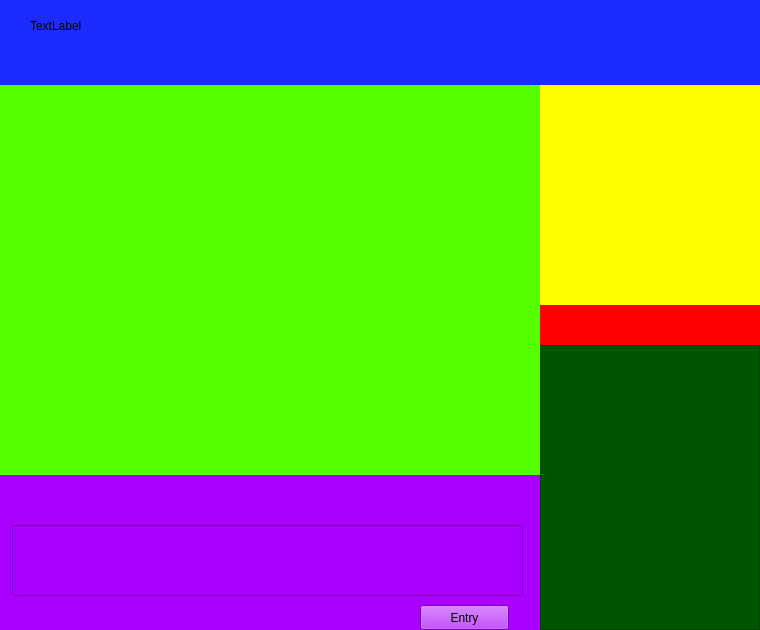
Before: the Qt Designer form wechat.ui in supermanc88/WeiTalk, drawn with Qt 5.
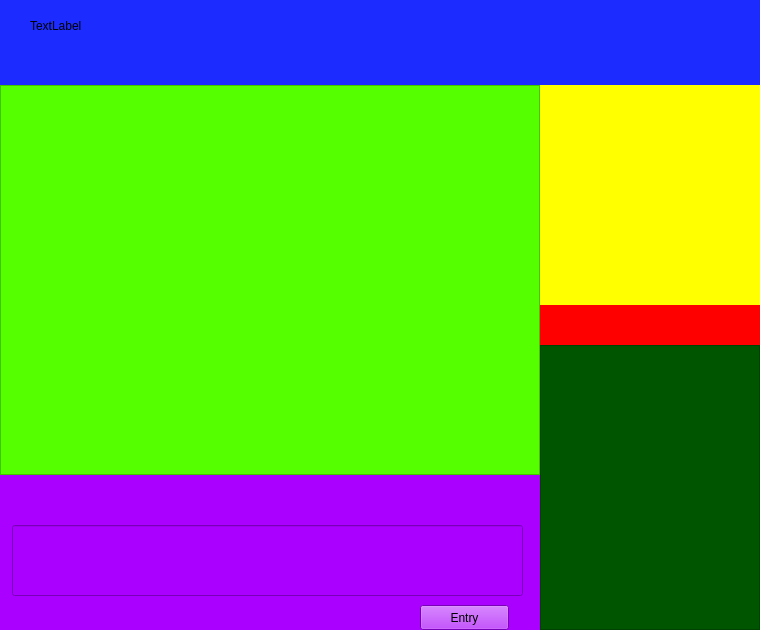
After: the same form once the commit is applied.

The edit to the form file:
```diff
--- a/wechat.ui
+++ b/wechat.ui
@@ -171,6 +171,16 @@
    <property name="styleSheet">
     <string notr="true">background-color: rgb(85, 255, 0);</string>
    </property>
+   <widget class="QTextBrowser" name="textBrowser">
+    <property name="geometry">
+     <rect>
+      <x>0</x>
+      <y>0</y>
+      <width>540</width>
+      <height>390</height>
+     </rect>
+    </property>
+   </widget>
   </widget>
   <widget class="QWidget" name="widget_4" native="true">
    <property name="geometry">
```
